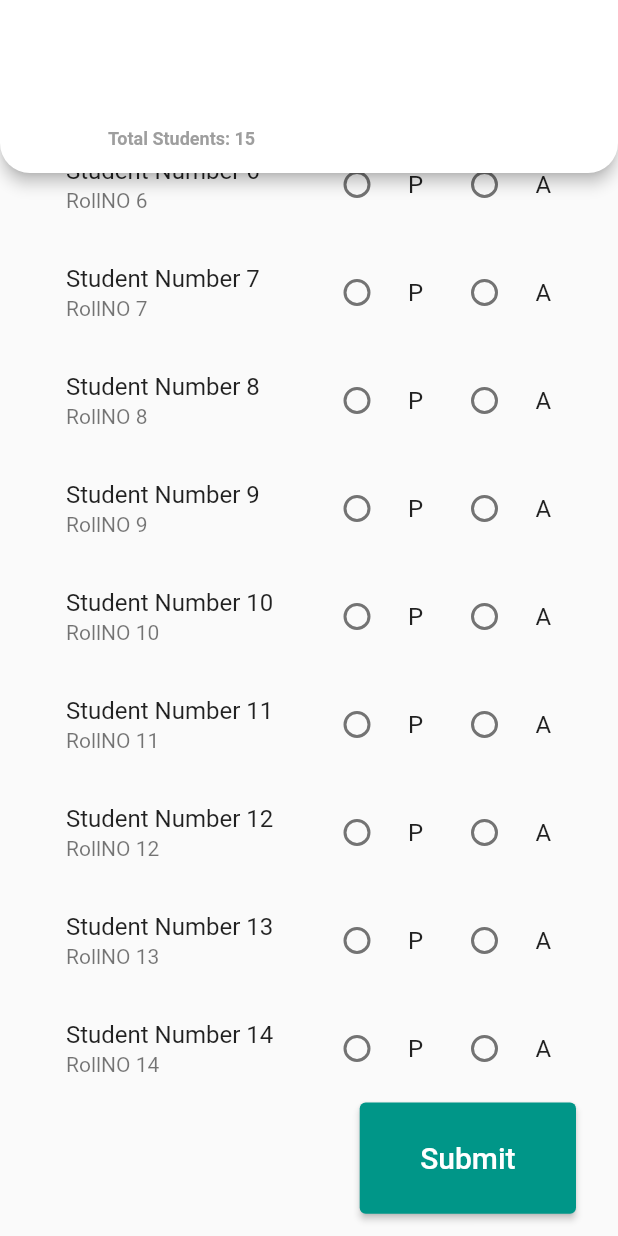
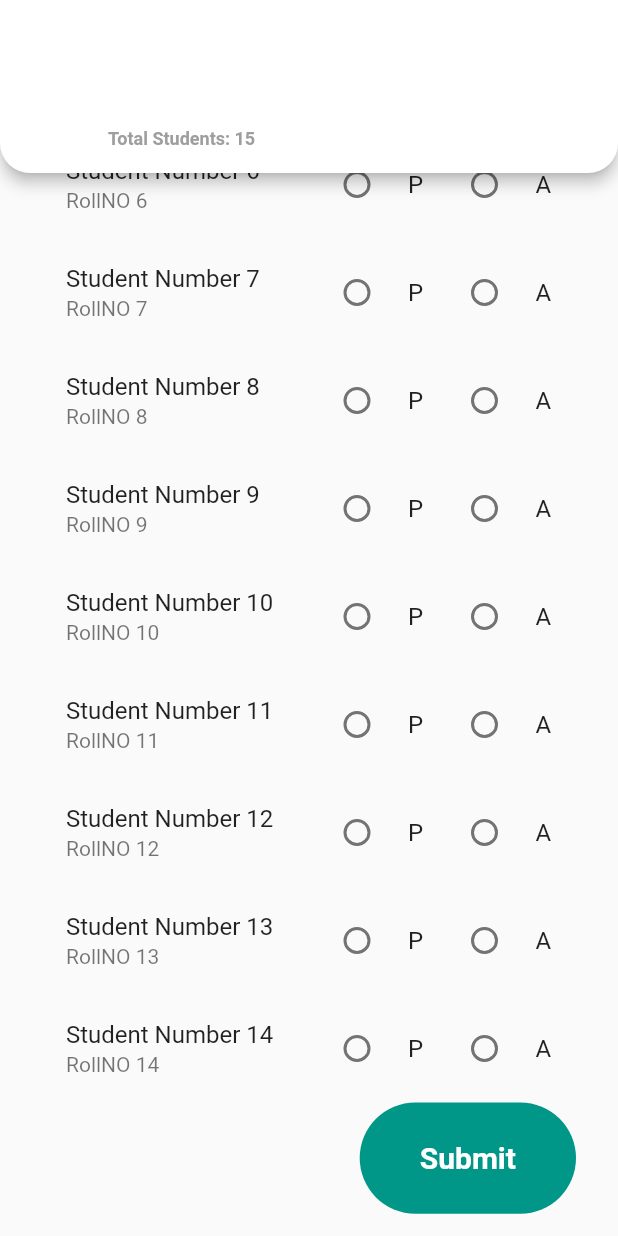
Before and after one commit to samichaudhry/fyp_task, a Flutter app: the screen it shows after launch, scrolled down 835 dp, on a phone screen of 412 x 824 dp. Run offline on Flutter 3.47's test engine with Material 2 defaults, Android fonts, the phone set to English and light mode, and no system bars; our stand-ins replace firebase_core; accounts and stored records are empty.

Commit message:
Round Button added & improved design for android

```diff
--- a/lib/custom_widgets.dart
+++ b/lib/custom_widgets.dart
@@ -1,16 +1,19 @@
-import 'dart:js';
-
 import 'package:flutter/material.dart';
 import 'package:fyp_task/utils.dart';
 
 // Custom Button Widget
 Widget customButton(buttonText, onPressedFunc, ctx) {
-  return SizedBox(
+  return Container(
+    decoration: const BoxDecoration(
+        borderRadius: BorderRadius.all(Radius.circular(95)),
+        color: Color(0xff009688)),
     height: responsiveHW(ctx, ht: 9),
     width: responsiveHW(ctx, wd: 35),
-    child: ElevatedButton(
+    child: TextButton(
       onPressed: onPressedFunc,
-      child: Text(buttonText, style: const TextStyle(fontSize: 20)),
+      child: Text(buttonText,
+          style: const TextStyle(
+              fontSize: 20, color: Colors.white, fontWeight: FontWeight.w600)),
     ),
   );
 }
```
